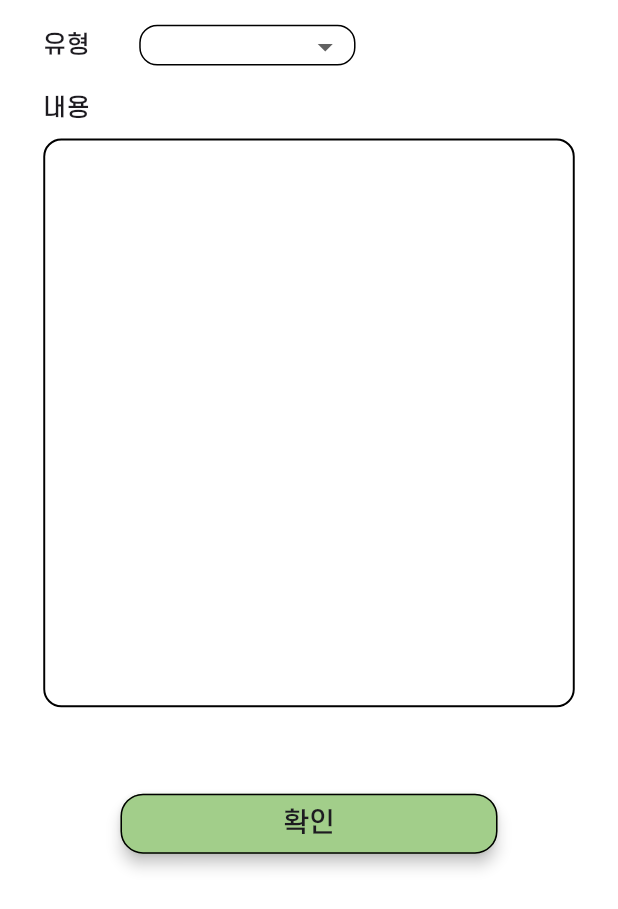
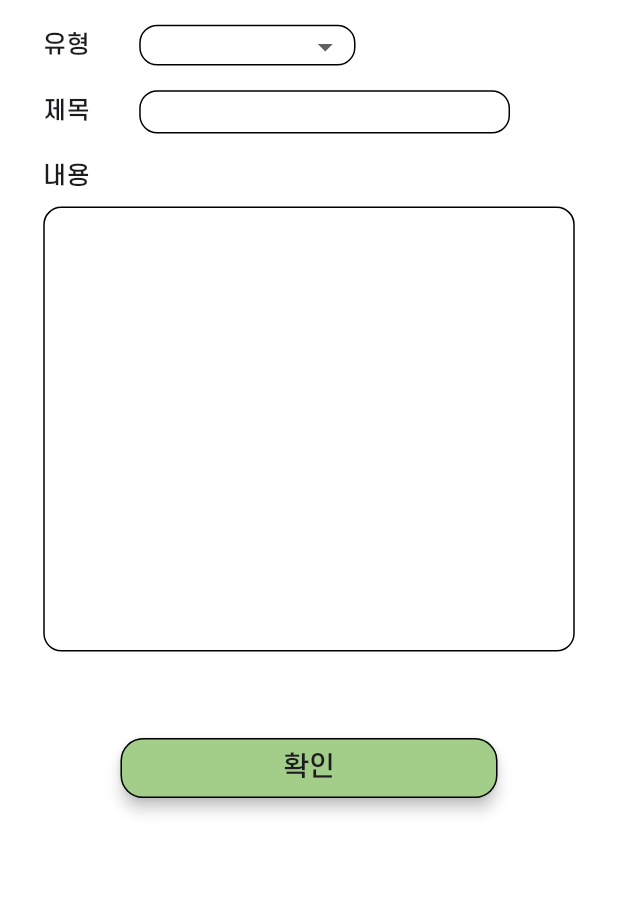
Before and after one commit to Free-ing/Front, a Flutter app: the FeedbackTabbar screen opened directly, on a phone screen of 412 x 824 dp. Shown: the top 909 px of the screen. Run offline on Flutter 3.47's test engine with Material 3 defaults, Android fonts, the phone set to English and light mode, and no system bars; our stand-ins replace buttons_tabbar, delightful_toast, dio, dotted_border, dropdown_button2, flutter_secure_storage and 3 more; missing offline and left inert: icon_decoration; accounts and stored records are empty.

Commit message:
문의/버그 신고 제목 추가

```diff
--- a/lib/screen/setting/check_feedback_list.dart
+++ b/lib/screen/setting/check_feedback_list.dart
@@ -38,6 +38,18 @@ class CheckFeedbackList extends StatelessWidget {
                         border: Border.all(color: Colors.black, width: 1.5),
                       ),
                       child: Center(child: Text('문의 유형', style: textTheme.bodyMedium)))
+                ],
+              ),
+              verticalSpace,
+              Row(
+                children: [
+                  Text(
+                    '제목',
+                    style: textTheme.titleMedium
+                        ?.copyWith(fontWeight: FontWeight.w600),
+                  ),
+                  SizedBox(width: screenWidth * 0.08,),
+                  Text('문의 제목')
                 ],
               ),
               verticalSpace,
@@ -99,7 +111,7 @@ class CheckFeedbackList extends StatelessWidget {
                     ),
                     child: Padding(
                       padding: EdgeInsets.all(15.0),
-                      child: Text('문의 내용'),
+                      child: Text('답변 내용'),
                     )),
               ),
               Spacer(),
--- a/lib/screen/setting/feedback_list_tabbar.dart
+++ b/lib/screen/setting/feedback_list_tabbar.dart
@@ -48,7 +48,7 @@ class _FeedbackListTabbarState extends State<FeedbackListTabbar> {
                               width: screenWidth * 0.01,
                             ),
                             Text(
-                              '내용 한줄 ...',
+                              '문의 제목',
                               style: textTheme.bodySmall
                                   ?.copyWith(fontWeight: FontWeight.w500),
                             )
--- a/lib/screen/setting/feedback_tabbar.dart
+++ b/lib/screen/setting/feedback_tabbar.dart
@@ -134,6 +134,66 @@ class _FeedbackTabbarState extends State<FeedbackTabbar> {
               SizedBox(
                 height: screenHeight * 0.02,
               ),
+              Row(
+                children: [
+                  Text('제목',
+                      style: textTheme.titleMedium
+                          ?.copyWith(fontWeight: FontWeight.w600)),
+                  SizedBox(
+                    width: screenWidth * 0.08,
+                  ),
+                  // Container(
+                  //     width: screenWidth * 0.6,
+                  //     height: screenHeight * 0.04,
+                  //     decoration: BoxDecoration(
+                  //       color: Colors.white,
+                  //       borderRadius: BorderRadius.circular(12),
+                  //       border: Border.all(color: Colors.black, width: 1),
+                  //     ),
+                  //     child: Padding(
+                  //       padding: const EdgeInsets.all(15.0),
+                  //       child: TextFormField(
+                  //         maxLines: 1,
+                  //         //expands: true,
+                  //         decoration: InputDecoration(border: InputBorder.none),
+                  //       ),
+                  //     )),
+                  SizedBox(
+                    width: screenWidth * 0.6,
+                    height: screenHeight * 0.035,
+                    child: TextFormField(
+                      cursorColor: Colors.black,
+                      cursorHeight: screenHeight * 0.02,
+                      maxLines: 1,
+                      decoration: InputDecoration(
+                        isCollapsed: true,
+                        contentPadding: EdgeInsets.symmetric(
+                            vertical: screenHeight * 0.01,
+                            horizontal: screenWidth * 0.03),
+                        filled: true,
+                        fillColor: Colors.white,
+                        border: OutlineInputBorder(
+                          borderRadius: BorderRadius.circular(12),
+                          borderSide: BorderSide(color: Colors.black, width: 1),
+                        ),
+                        enabledBorder: OutlineInputBorder(
+                          borderRadius: BorderRadius.circular(12),
+                          borderSide: BorderSide(color: Colors.black, width: 1),
+                        ),
+                        focusedBorder: OutlineInputBorder(
+                          borderRadius: BorderRadius.circular(12),
+                          borderSide: BorderSide(color: Colors.black, width: 1),
+                        ),
+                      ),
+                    ),
+                  ),
+
+
+                ],
+              ),
+              SizedBox(
+                height: screenHeight * 0.02,
+              ),
               Text('내용',
                   style: textTheme.titleMedium
                       ?.copyWith(fontWeight: FontWeight.w600)),
@@ -142,18 +202,19 @@ class _FeedbackTabbarState extends State<FeedbackTabbar> {
               ),
               Container(
                   width: screenWidth,
-                  height: screenHeight * 0.46,
+                  height: screenHeight * 0.36,
                   decoration: BoxDecoration(
                     color: Colors.white,
                     borderRadius: BorderRadius.circular(12),
-                    border: Border.all(color: Colors.black, width: 1.3),
+                    border: Border.all(color: Colors.black, width: 1),
                   ),
                   child: Padding(
                     padding: const EdgeInsets.all(15.0),
                     child: TextFormField(
+                      cursorColor: Colors.black,
                       maxLines: null,
                       expands: true,
-                      decoration: InputDecoration(border: InputBorder.none),
+                      decoration: InputDecoration(isCollapsed: true, border: InputBorder.none),
                     ),
                   )),
               SizedBox(
```
Also changed, not shown: pubspec.lock.
